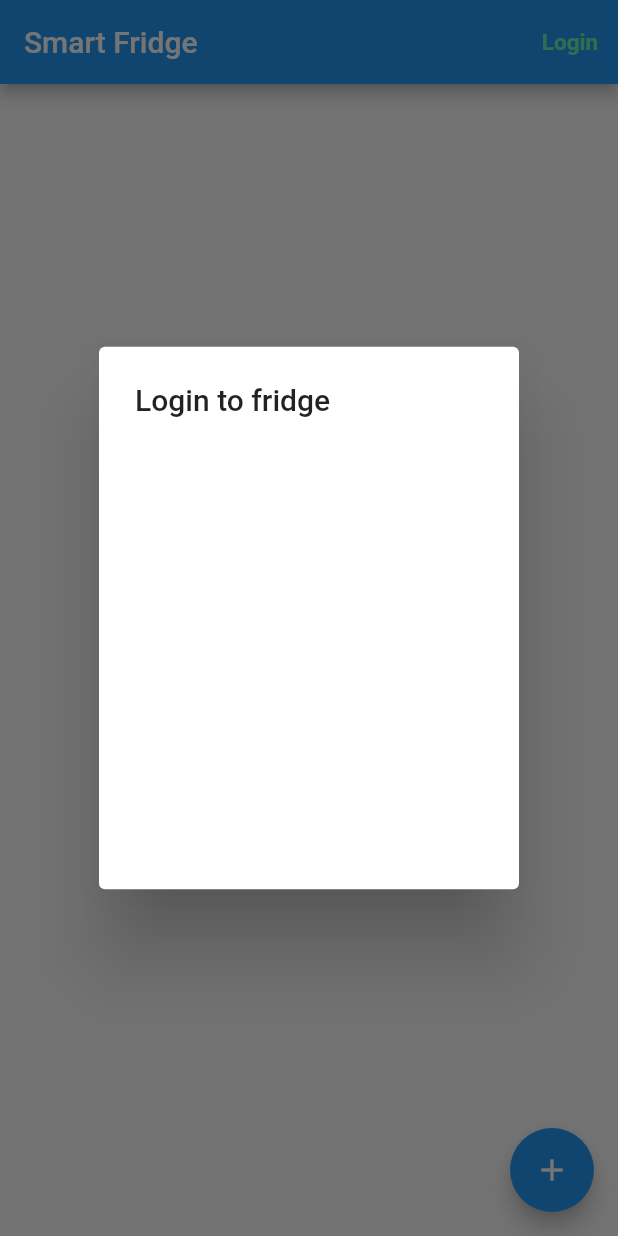
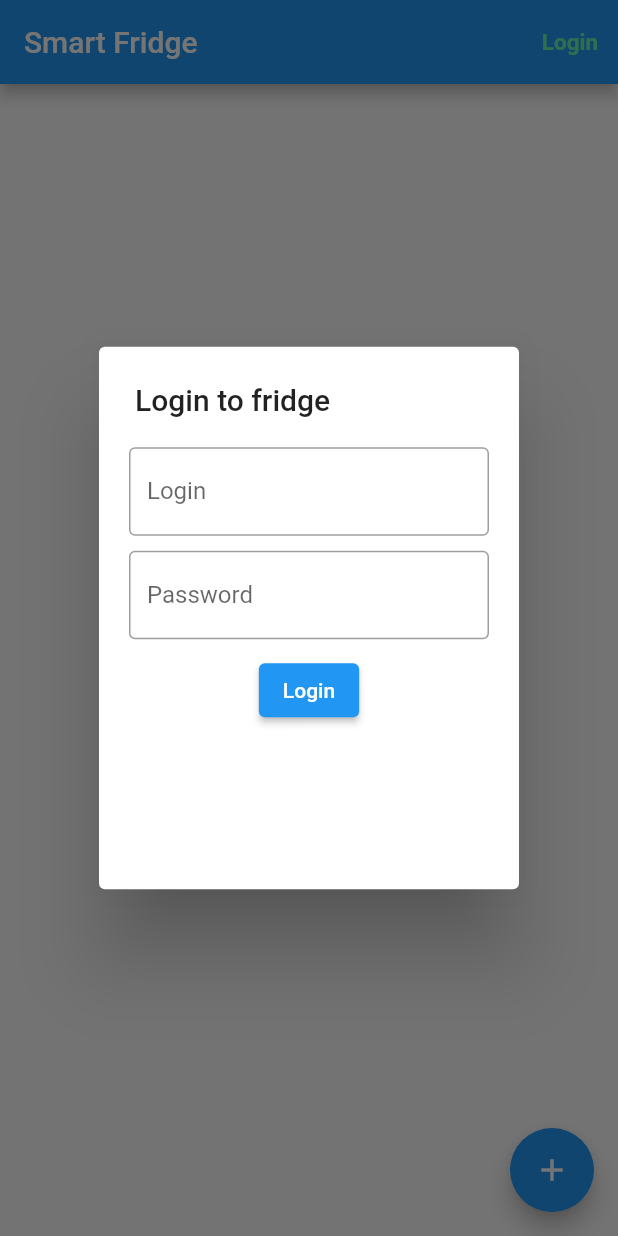
Before and after one commit to Erazmus1999/projekt_aplikacje_mobilne, a Flutter app: the screen it shows after launch, after a tap on "Login", on a phone screen of 412 x 824 dp. Run offline on Flutter 3.47's test engine with Material 2 defaults, Android fonts, the phone set to English and light mode, and no system bars; our stand-ins replace cloud_firestore, firebase_core, freezed_annotation; accounts and stored records are empty.

Commit message:
jakis update do popup

```diff
--- a/lib/Screens/login_popup.dart
+++ b/lib/Screens/login_popup.dart
@@ -1,8 +1,19 @@
 import 'package:flutter/material.dart';
 import 'package:projekt_aplikacje_mobilne/config/extensions.dart';
-class LoginPopup extends StatelessWidget {
+
+import '../config/validators.dart';
+
+class LoginPopup extends StatefulWidget {
   const LoginPopup({Key? key}) : super(key: key);
 
+  @override
+  State<LoginPopup> createState() => _LoginPopupState();
+}
+
+class _LoginPopupState extends State<LoginPopup> {
+  final usernameController = TextEditingController();
+  final passwordController = TextEditingController();
+  final formKey = GlobalKey<FormState>();
   @override
   Widget build(BuildContext context) {
     return AlertDialog(
@@ -13,6 +24,41 @@ class LoginPopup extends StatelessWidget {
           return Container(
             width: context.width()/3,
             height: context.height()/3,
+            child: Form(
+              key: formKey,
+              child: Wrap(
+                runSpacing: 10,
+                children: [
+                  TextFormField(
+                    controller: usernameController,
+                    obscureText: false,
+                    validator: (text) => Validators.notEmpty(text),
+                    decoration: const InputDecoration(
+                      border: OutlineInputBorder(),
+                      labelText: 'Login',
+                    ),
+                  ),
+                  TextFormField(
+                    controller: passwordController,
+                    obscureText: true,
+                    validator: (text) => Validators.notEmpty(text),
+                    decoration: const InputDecoration(
+                      border: OutlineInputBorder(),
+                      labelText: 'Password',
+                    ),
+                  ),
+                  Align(
+                    alignment: Alignment.center,
+                    child: ElevatedButton(
+                      onPressed: (){
+
+                      },
+                      child: Text('Login'),
+                    ),
+                  ),
+                ],
+              ),
+            ),
           );
         },
       ),
```
